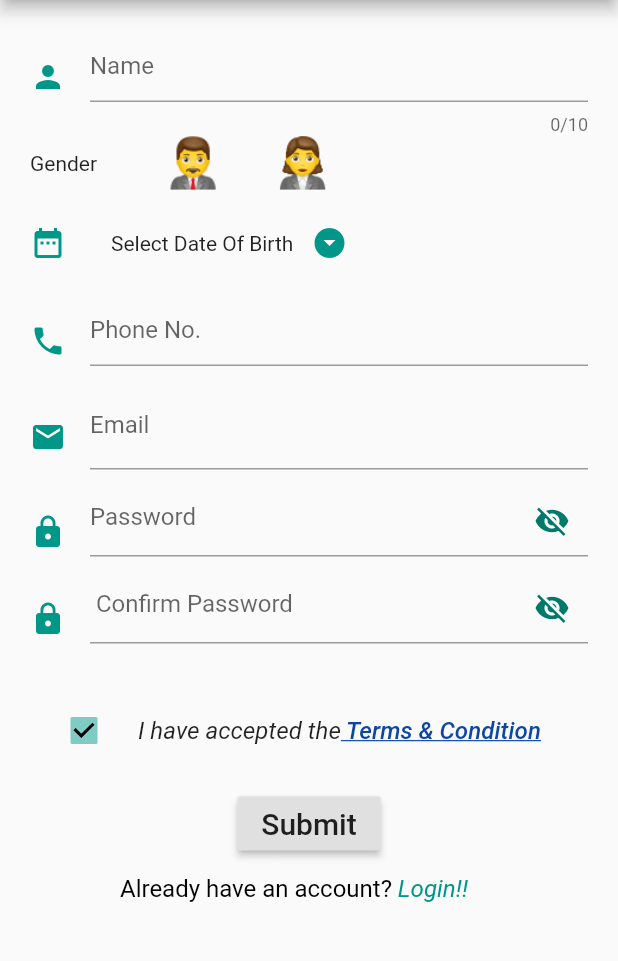
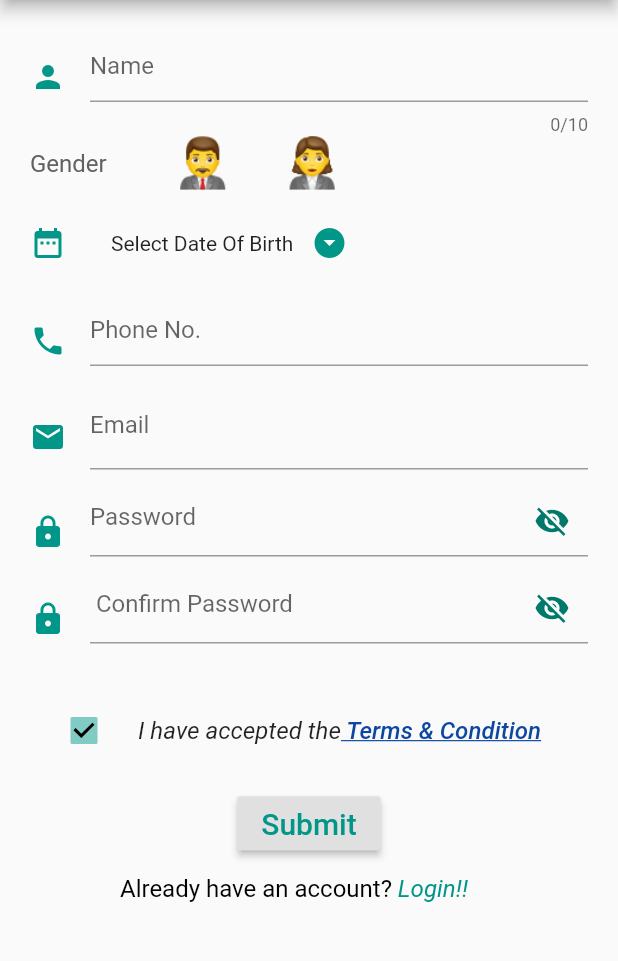
Before and after one commit to arunka02/project_ibs, a Flutter app: the SignupScreen screen opened by its route, after a tap on "I have accepted the", on a phone screen of 412 x 824 dp, the part 84-1045 px from its top. Run offline on Flutter 3.47's test engine with Material 2 defaults, Android fonts, the phone set to English and light mode, and no system bars; our stand-ins replace flutter_conditional_rendering.

Commit message:
Some modifications in signup

```diff
--- a/lib/screens/signup.dart
+++ b/lib/screens/signup.dart
@@ -29,7 +29,6 @@ class _SignupScreenState extends State<SignupScreen> {
   final _user = User();
   bool _obscureText = true;
   bool _obscureText1 = true;
-  String _phoneNumber;
   DateTime _pickedDate;
   DateTime _dateTime;
   int _genderValue;
@@ -240,7 +239,6 @@ class _SignupScreenState extends State<SignupScreen> {
                 return null;
               },
               onSaved: (String value) {
-                _phoneNumber = value;
               },
             ),
           ),
@@ -253,7 +251,8 @@ class _SignupScreenState extends State<SignupScreen> {
     return Container(
       child: Row(
         children: <Widget>[
-          Text('Gender'),
+          Text('Gender',style: TextStyle(color:Colors.grey[700],fontSize: 16)),
+
           SizedBox(
             width: 45,
           ),
@@ -302,10 +301,6 @@ class _SignupScreenState extends State<SignupScreen> {
                 : DateFormat('yyyy-MM-dd').format(_dateTime),
           ),
           Ink(
-            /* decoration: ShapeDecoration(
-                            color: Colors.teal,
-                            shape: CircleBorder(),
-                          ), */
             child: IconButton(
               icon: Icon(Icons.arrow_drop_down_circle),
               color: Colors.teal,
@@ -333,11 +328,11 @@ class _SignupScreenState extends State<SignupScreen> {
     return Container(
         child: CheckboxListTile(
       title: Row(
-        children: <Widget>[
-          Text("I have accepted the",
+        children: <Widget>[Padding(padding: EdgeInsets.only(right:0.11),
+         child: Text("I have accepted the",
               style: TextStyle(
                 fontStyle: FontStyle.italic,
-              )),
+              ))),
           InkWell(
             onTap: () {
               _createDialogueBox(context, TC_DLG_TITLE, TC_DLG_MSG, "TC_Link");
@@ -351,6 +346,8 @@ class _SignupScreenState extends State<SignupScreen> {
                                     throw 'Could not launch $url';
                                   }
                                 },*/
+            child: Padding(
+              padding: const EdgeInsets.only(right: 0.11),
               child: Text(
                 " Terms & Condition",
                 style: TextStyle(
@@ -358,6 +355,7 @@ class _SignupScreenState extends State<SignupScreen> {
                     fontStyle: FontStyle.italic,
                     color: Colors.blue[900],
                     fontWeight: FontWeight.w500),
+              ),
             ),
           )
         ],
@@ -398,7 +396,7 @@ class _SignupScreenState extends State<SignupScreen> {
                     });
                   }
                 },
-                child: Text('Submit', style: TextStyle(fontSize: 20)))),
+                child: Text('Submit', style: TextStyle(color:Colors.teal ,fontSize: 20)))),
       ],
     );
   }
```
Lines whose indentation alone changed are shown as unchanged.
